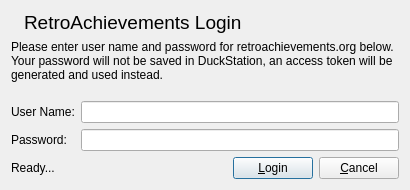
Qt form src/duckstation-qt/achievementlogindialog.ui (kofxi3584karlayang/duckstation) before a commit.
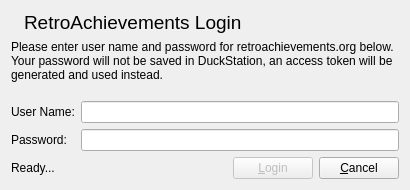
The same form after that commit. Icons and pictures are not drawn.

Commit message: AchievementLoginDialog: Lock out "Login" if fields aren't filled

Patch:
```diff
--- a/src/duckstation-qt/achievementlogindialog.ui
+++ b/src/duckstation-qt/achievementlogindialog.ui
@@ -125,6 +125,9 @@
      </item>
      <item>
       <widget class="QPushButton" name="login">
+       <property name="enabled">
+        <bool>false</bool>
+       </property>
        <property name="text">
         <string>&amp;Login</string>
        </property>
```
The commit also changes 2 other files.
